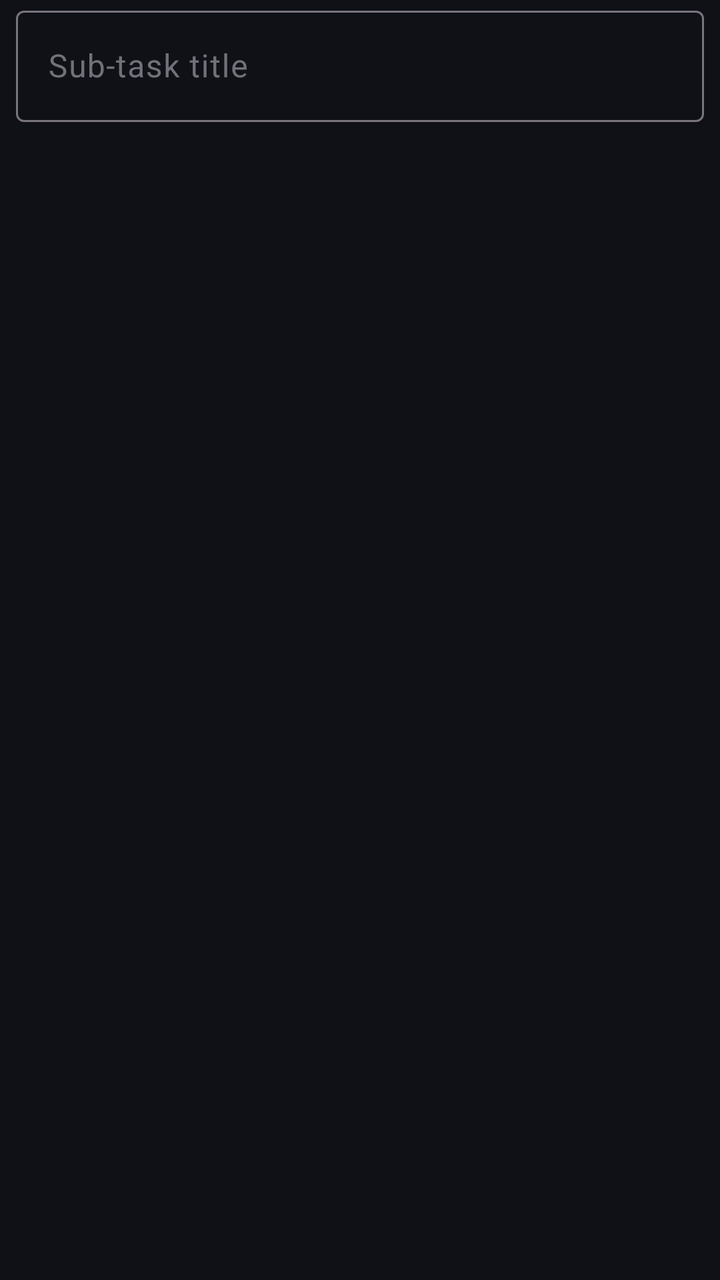
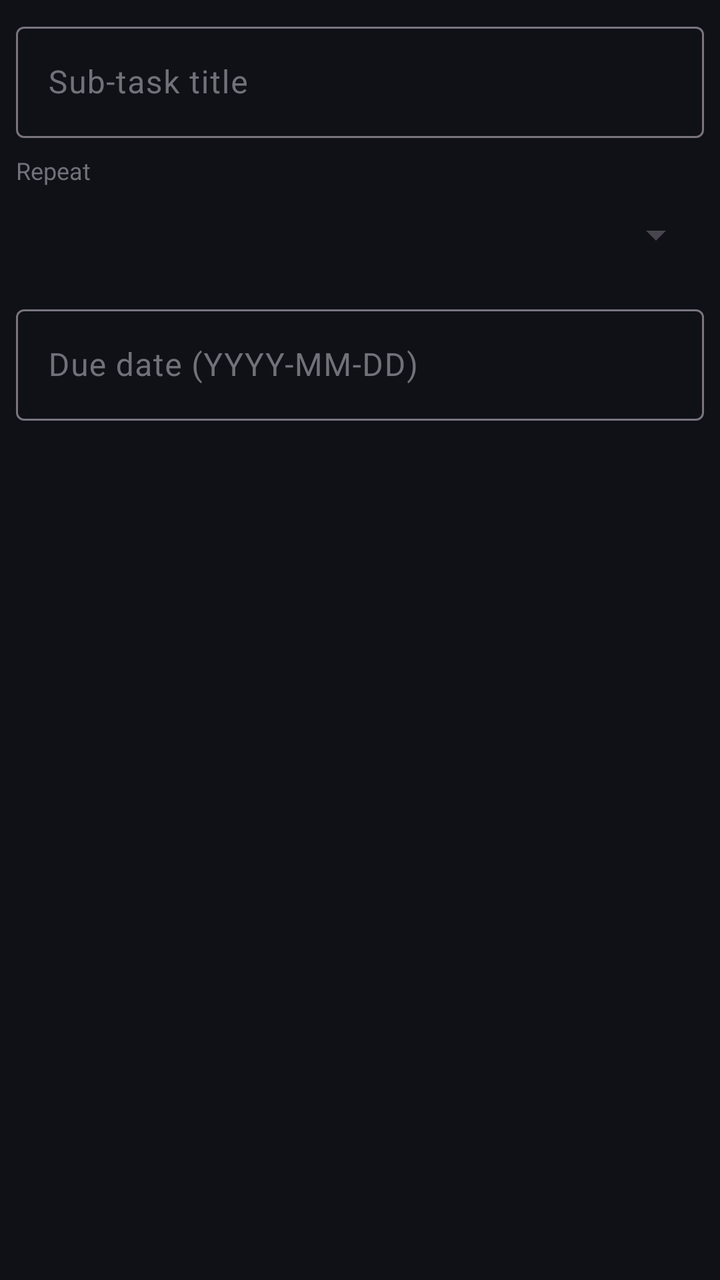

Screens rendered from an Android XML layout before and after an edit, with the pre-edit source and the edit as a unified diff.
<!-- AndroidManifest.xml: application theme Theme.ToDoer -->
<!-- res/layout/dialog_subtask.xml -->
<?xml version="1.0" encoding="utf-8"?>
<com.google.android.material.textfield.TextInputLayout xmlns:android="http://schemas.android.com/apk/res/android"
    xmlns:app="http://schemas.android.com/apk/res-auto"
    android:layout_width="match_parent"
    android:layout_height="wrap_content"
    android:paddingStart="8dp"
    android:paddingEnd="8dp"
    android:hint="@string/subtask_title"
    style="@style/Widget.Material3.TextInputLayout.OutlinedBox">

    <com.google.android.material.textfield.TextInputEditText
        android:id="@+id/inputTitle"
        android:layout_width="match_parent"
        android:layout_height="wrap_content"
        android:inputType="textCapSentences"
        android:textColor="@color/text_primary" />
</com.google.android.material.textfield.TextInputLayout>
<!-- resources referenced by this layout -->
<resources>
  <color name="text_primary">#E4E4E7</color>
  <string name="subtask_title">Sub-task title</string>
  <style name="Theme.ToDoer" parent="Theme.Material3.DayNight.NoActionBar">
          <item name="colorPrimary">@color/accent</item>
          <item name="colorOnPrimary">@android:color/white</item>
          <item name="colorPrimaryContainer">@color/surface</item>
          <item name="colorSurface">@color/surface</item>
          <item name="colorOnSurface">@color/text_primary</item>
          <item name="colorOnSurfaceVariant">@color/text_muted</item>
          <item name="android:colorBackground">@color/bg</item>
          <item name="android:windowBackground">@color/bg</item>
          <item name="android:navigationBarColor">@color/bg</item>
          <item name="android:statusBarColor">@color/bg</item>
          <item name="android:windowLightStatusBar">false</item>
          <item name="android:windowLightNavigationBar">false</item>
      </style>
  <color name="accent">#6366F1</color>
  <color name="surface">#1A1D27</color>
  <color name="text_muted">#71717A</color>
  <color name="bg">#0F1117</color>
</resources>

<!-- the commit's change to res/layout/dialog_subtask.xml (unified diff, before → after) -->
@@ -1,17 +1,58 @@
 <?xml version="1.0" encoding="utf-8"?>
-<com.google.android.material.textfield.TextInputLayout xmlns:android="http://schemas.android.com/apk/res/android"
+<ScrollView xmlns:android="http://schemas.android.com/apk/res/android"
     xmlns:app="http://schemas.android.com/apk/res-auto"
     android:layout_width="match_parent"
     android:layout_height="wrap_content"
-    android:paddingStart="8dp"
-    android:paddingEnd="8dp"
-    android:hint="@string/subtask_title"
-    style="@style/Widget.Material3.TextInputLayout.OutlinedBox">
+    android:paddingTop="8dp">
 
-    <com.google.android.material.textfield.TextInputEditText
-        android:id="@+id/inputTitle"
+    <LinearLayout
         android:layout_width="match_parent"
         android:layout_height="wrap_content"
-        android:inputType="textCapSentences"
-        android:textColor="@color/text_primary" />
-</com.google.android.material.textfield.TextInputLayout>
+        android:orientation="vertical"
+        android:paddingStart="8dp"
+        android:paddingEnd="8dp">
+
+        <com.google.android.material.textfield.TextInputLayout
+            android:layout_width="match_parent"
+            android:layout_height="wrap_content"
+            android:hint="@string/subtask_title"
+            style="@style/Widget.Material3.TextInputLayout.OutlinedBox">
+
+            <com.google.android.material.textfield.TextInputEditText
+                android:id="@+id/inputTitle"
+                android:layout_width="match_parent"
+                android:layout_height="wrap_content"
+                android:inputType="textCapSentences"
+                android:textColor="@color/text_primary" />
+        </com.google.android.material.textfield.TextInputLayout>
+
+        <TextView
+            android:layout_width="match_parent"
+            android:layout_height="wrap_content"
+            android:layout_marginTop="8dp"
+            android:text="@string/recurrence_label"
+            android:textColor="@color/text_muted"
+            android:textSize="12sp" />
+
+        <Spinner
+            android:id="@+id/spinnerRecurrence"
+            android:layout_width="match_parent"
+            android:layout_height="wrap_content"
+            android:minHeight="48dp" />
+
+        <com.google.android.material.textfield.TextInputLayout
+            android:layout_width="match_parent"
+            android:layout_height="wrap_content"
+            android:layout_marginTop="8dp"
+            android:hint="@string/due_date_hint"
+            style="@style/Widget.Material3.TextInputLayout.OutlinedBox">
+
+            <com.google.android.material.textfield.TextInputEditText
+                android:id="@+id/inputDue"
+                android:layout_width="match_parent"
+                android:layout_height="wrap_content"
+                android:inputType="text"
+                android:textColor="@color/text_primary" />
+        </com.google.android.material.textfield.TextInputLayout>
+    </LinearLayout>
+</ScrollView>
<!-- resource entries referenced after the edit -->
@@ -1,6 +1,9 @@
 <!-- resources referenced by this layout -->
 <resources>
+  <color name="text_muted">#71717A</color>
   <color name="text_primary">#E4E4E7</color>
+  <string name="due_date_hint">Due date (YYYY-MM-DD)</string>
+  <string name="recurrence_label">Repeat</string>
   <string name="subtask_title">Sub-task title</string>
   <style name="Theme.ToDoer" parent="Theme.Material3.DayNight.NoActionBar">
           <item name="colorPrimary">@color/accent</item>
@@ -18,7 +21,6 @@
       </style>
   <color name="accent">#6366F1</color>
   <color name="surface">#1A1D27</color>
-  <color name="text_muted">#71717A</color>
   <color name="bg">#0F1117</color>
 </resources>
 
